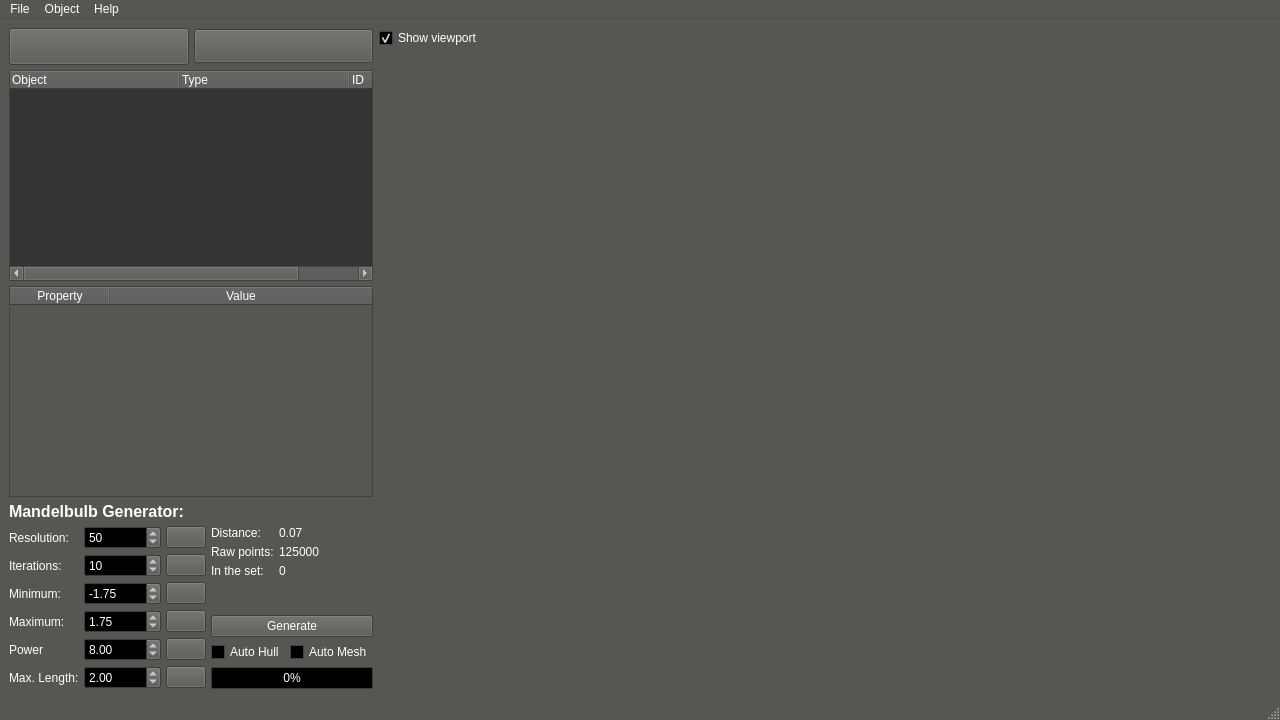
Before: the Qt Designer form mainwindow.ui in EVARATE/MandelbulbUI, drawn with Qt 5.
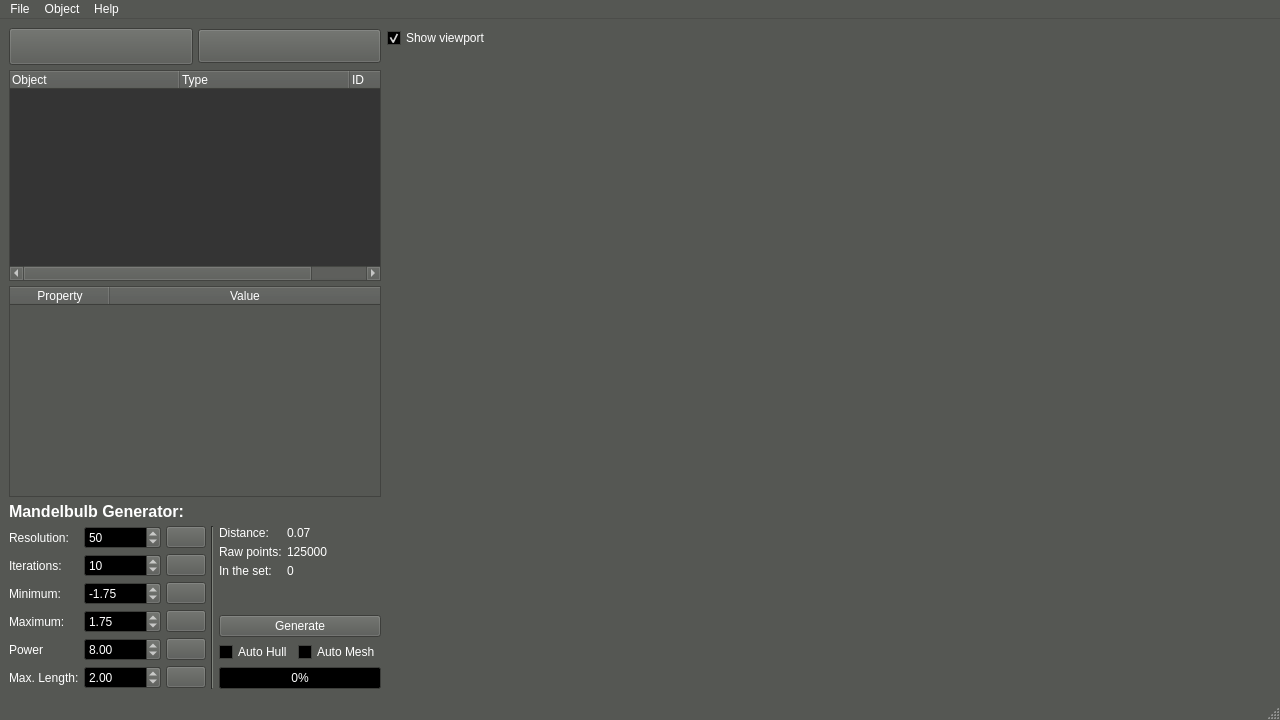
After: the same form once the commit is applied. Icons and pictures are not drawn.

What changed in the file:
```diff
--- a/mainwindow.ui
+++ b/mainwindow.ui
@@ -1062,6 +1062,13 @@
             </item>
            </layout>
           </item>
+          <item>
+           <widget class="Line" name="line">
+            <property name="orientation">
+             <enum>Qt::Vertical</enum>
+            </property>
+           </widget>
+          </item>
           <item>
            <layout class="QVBoxLayout" name="vLayout_mBulbGenerate">
             <property name="spacing">
```
